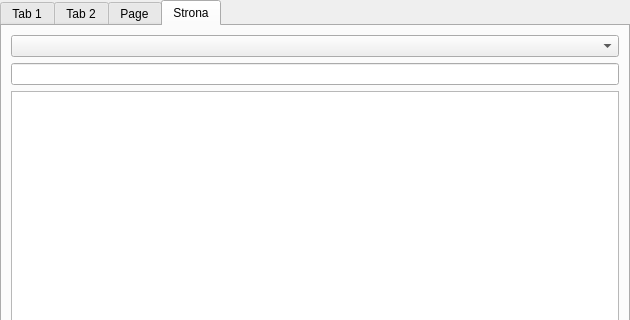
This is maintasks.ui in xEska1337/To-Do-List as Qt 5 draws it before an edit; both pictures show x 0 to 630 and y 0 to 320 of the 630 by 528 pixel window. The edited form follows.
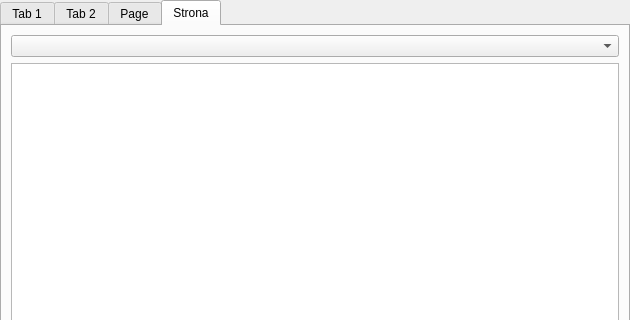
This is the edited form. The open tabs and pages were chosen to show the change.

Commit message: adding new team members by list, users now can't add members to team when they are not a member

What changed in the file:
```diff
--- a/maintasks.ui
+++ b/maintasks.ui
@@ -330,13 +330,6 @@
              <item>
               <widget class="QComboBox" name="allTeamsComboBox"/>
              </item>
-             <item>
-              <widget class="QLineEdit" name="teamNameDisplay">
-               <property name="readOnly">
-                <bool>true</bool>
-               </property>
-              </widget>
-             </item>
              <item>
               <widget class="QListView" name="teamMembersDisplay"/>
              </item>
```
The commit also changes 2 other files.
